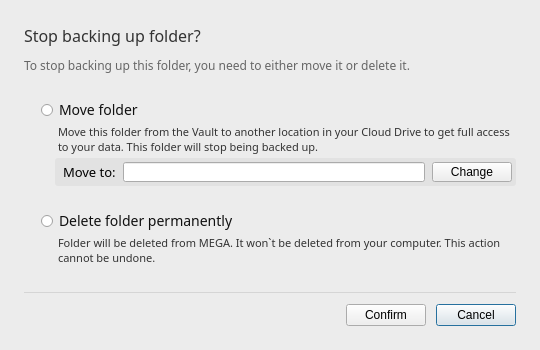
First picture: the form in src/MEGASync/gui/linux/RemoveBackupDialog.ui, repository meganz/MEGAsync, before the edit.
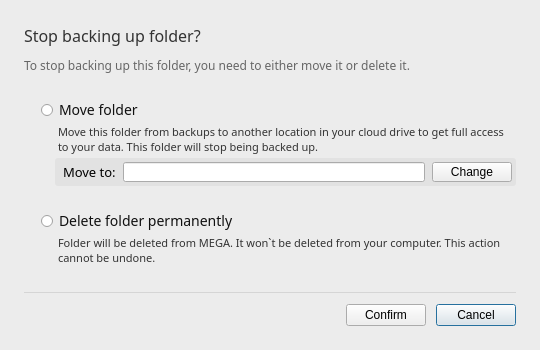
Second picture: the form after the edit.

Commit message: SNC-2652. Backup related strings

Patch:
```diff
--- a/src/MEGASync/gui/linux/RemoveBackupDialog.ui
+++ b/src/MEGASync/gui/linux/RemoveBackupDialog.ui
@@ -123,7 +123,7 @@
 }</string>
        </property>
        <property name="text">
-        <string>Move this folder from the Vault to another location in your Cloud Drive to get full access to your data. This folder will stop being backed up.</string>
+        <string>Move this folder from backups to another location in your cloud drive to get full access to your data. This folder will stop being backed up.</string>
        </property>
        <property name="wordWrap">
         <bool>true</bool>
```
The commit also changes 6 other files.
